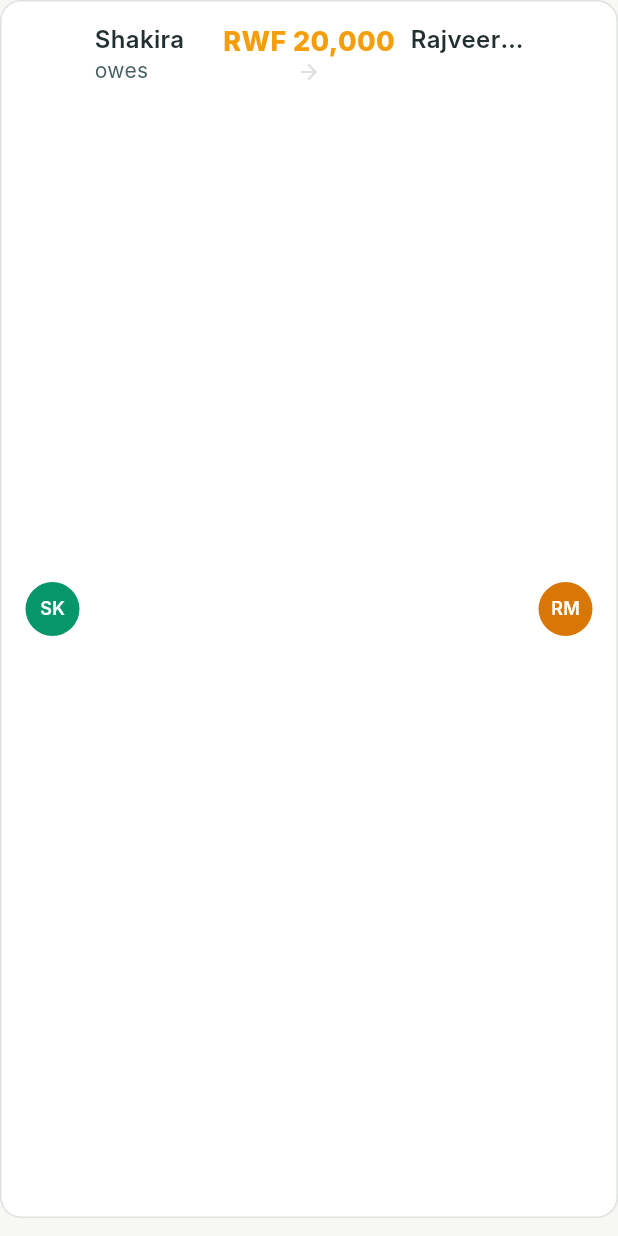
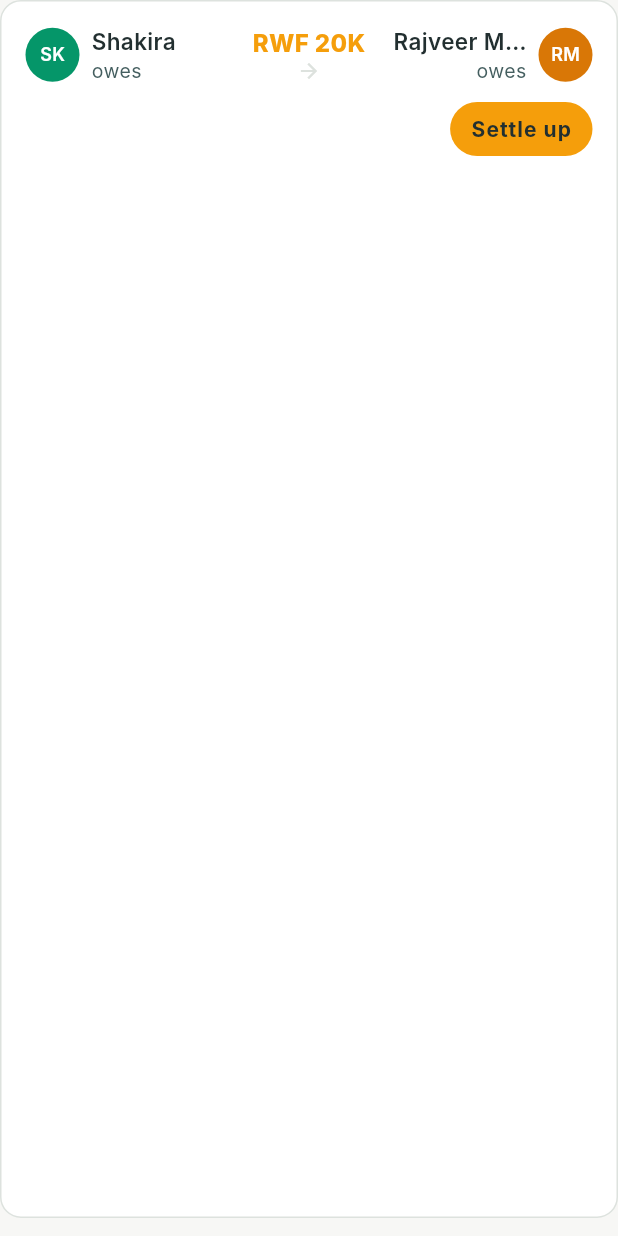
Before and after one commit to SpaceMan619/hamwetrip, a Flutter app: the SettlementCard widget shown alone on an empty page, opened directly with sample values from the repository, on a phone screen of 412 x 824 dp. Run offline on Flutter 3.47's test engine with Material 3 defaults, Android fonts, the phone set to English and light mode, and no system bars; our stand-ins replace cloud_firestore, firebase_auth, firebase_core, flutter_riverpod; accounts and stored records are empty; Roboto replaces fonts that are missing (Inter).

Commit message:
fix: compact rounded RWF amounts and settlement actions

```diff
--- a/hamwetrip/lib/core/util/currency_format.dart
+++ b/hamwetrip/lib/core/util/currency_format.dart
@@ -3,3 +3,13 @@ import 'package:intl/intl.dart';
 final NumberFormat _rwfFormatter = NumberFormat('#,##0', 'en_US');
 
 String formatRwf(num amount) => 'RWF ${_rwfFormatter.format(amount.round())}';
+
+/// Uses the compact K form only for exact thousands; irregular values retain
+/// their full comma-separated amount so nobody loses precision.
+String formatRwfCompact(num amount) {
+  final rounded = amount.round();
+  if (rounded >= 1000 && rounded % 1000 == 0) {
+    return 'RWF ${rounded ~/ 1000}K';
+  }
+  return formatRwf(rounded);
+}
--- a/hamwetrip/lib/core/widgets/shakira_widgets/expense_card.dart
+++ b/hamwetrip/lib/core/widgets/shakira_widgets/expense_card.dart
@@ -98,7 +98,7 @@ class ExpenseCard extends StatelessWidget {
                         crossAxisAlignment: CrossAxisAlignment.end,
                         children: [
                           Text(
-                            formatRwf(expense.amount),
+                            formatRwfCompact(expense.amount),
                             maxLines: 1,
                             overflow: TextOverflow.ellipsis,
                             style: const TextStyle(
@@ -112,7 +112,7 @@ class ExpenseCard extends StatelessWidget {
                             children: [
                               Flexible(
                                 child: Text(
-                                  '${formatRwf(expense.splitAmount)} each',
+                                  '${formatRwfCompact(expense.splitAmount)} each',
                                   maxLines: 1,
                                   overflow: TextOverflow.ellipsis,
                                   style: const TextStyle(
--- a/hamwetrip/lib/core/widgets/shakira_widgets/settlement_card.dart
+++ b/hamwetrip/lib/core/widgets/shakira_widgets/settlement_card.dart
@@ -1,74 +1,44 @@
 import 'package:flutter/material.dart';
+
 import '../../../../../core/theme/app_colors.dart';
+import '../../../../../core/util/currency_format.dart';
 import '../../../../../data/models/expense.dart';
-import '../../../../../core/util/currency_format.dart';
 
 class SettlementCard extends StatelessWidget {
   final Balance balance;
   final VoidCallback? onSettleUp;
+
   const SettlementCard({super.key, required this.balance, this.onSettleUp});
 
   @override
   Widget build(BuildContext context) {
     return Container(
       margin: const EdgeInsets.only(bottom: 12),
-      padding: const EdgeInsets.symmetric(horizontal: 16, vertical: 14),
+      padding: const EdgeInsets.all(16),
       decoration: BoxDecoration(
         color: Colors.white,
         borderRadius: BorderRadius.circular(14),
         border: Border.all(color: AppColors.line),
       ),
-      child: Row(
+      child: Column(
         children: [
-          Expanded(
-            child: Row(
+          Row(
             children: [
-                CircleAvatar(
-                  radius: 18,
-                  backgroundColor: const Color(0xFF059669),
-                  child: Text(
-                    balance.fromInitials,
-                    style: const TextStyle(
-                      color: Colors.white,
-                      fontWeight: FontWeight.w600,
-                      fontSize: 12,
-                    ),
-                  ),
-                ),
-                const SizedBox(width: 10),
-                Expanded(
-                  child: Column(
-                    crossAxisAlignment: CrossAxisAlignment.start,
-                    children: [
-                      Text(
-                        balance.fromName,
-                        style: const TextStyle(
-                          fontSize: 16,
-                          fontWeight: FontWeight.w600,
-                          color: AppColors.ink,
-                        ),
-                        overflow: TextOverflow.ellipsis,
-                      ),
-                      const Text(
-                        'owes',
-                        style: TextStyle(color: AppColors.muted, fontSize: 14),
-                      ),
-                    ],
-                  ),
-                ),
-              ],
-            ),
+              _Person(
+                initials: balance.fromInitials,
+                name: balance.fromName,
+                color: const Color(0xFF059669),
               ),
               Padding(
-            padding: const EdgeInsets.symmetric(horizontal: 8),
+                padding: const EdgeInsets.symmetric(horizontal: 10),
                 child: Column(
                   children: [
                     Text(
-                  formatRwf(balance.amount),
+                      formatRwfCompact(balance.amount),
                       maxLines: 1,
                       overflow: TextOverflow.ellipsis,
                       style: const TextStyle(
-                    fontSize: 18,
+                        fontSize: 16,
                         fontWeight: FontWeight.w800,
                         color: AppColors.sunset,
                       ),
@@ -81,42 +51,28 @@ class SettlementCard extends StatelessWidget {
                   ],
                 ),
               ),
-          Expanded(
-            child: Row(
-              mainAxisAlignment: MainAxisAlignment.end,
-              children: [
-                Expanded(
-                  child: Column(
-                    crossAxisAlignment: CrossAxisAlignment.end,
-                    children: [
-                      Text(
-                        balance.toName,
-                        textAlign: TextAlign.right,
-                        style: const TextStyle(
-                          fontSize: 16,
-                          fontWeight: FontWeight.w600,
-                          color: AppColors.ink,
+              _Person(
+                initials: balance.toInitials,
+                name: balance.toName,
+                color: const Color(0xFFD97706),
+                alignEnd: true,
               ),
-                        overflow: TextOverflow.ellipsis,
-                      ),
-                      const SizedBox(height: 2),
             ],
           ),
+          const SizedBox(height: 12),
+          Align(
+            alignment: Alignment.centerRight,
+            child: FilledButton.tonal(
+              onPressed: onSettleUp,
+              style: FilledButton.styleFrom(
+                padding: const EdgeInsets.symmetric(
+                  horizontal: 14,
+                  vertical: 8,
                 ),
-                const SizedBox(width: 10),
-                CircleAvatar(
-                  radius: 18,
-                  backgroundColor: const Color(0xFFD97706),
-                  child: Text(
-                    balance.toInitials,
-                    style: const TextStyle(
-                      color: Colors.white,
-                      fontWeight: FontWeight.w600,
-                      fontSize: 12,
+                minimumSize: Size.zero,
+                tapTargetSize: MaterialTapTargetSize.shrinkWrap,
               ),
-                  ),
-                ),
-              ],
+              child: const Text('Settle up'),
             ),
           ),
         ],
@@ -124,3 +80,71 @@ class SettlementCard extends StatelessWidget {
     );
   }
 }
+
+class _Person extends StatelessWidget {
+  const _Person({
+    required this.initials,
+    required this.name,
+    required this.color,
+    this.alignEnd = false,
+  });
+
+  final String initials;
+  final String name;
+  final Color color;
+  final bool alignEnd;
+
+  @override
+  Widget build(BuildContext context) {
+    return Expanded(
+      child: Row(
+        mainAxisAlignment: alignEnd
+            ? MainAxisAlignment.end
+            : MainAxisAlignment.start,
+        children: [
+          if (!alignEnd) _avatar(),
+          if (!alignEnd) const SizedBox(width: 8),
+          Flexible(
+            child: Column(
+              crossAxisAlignment: alignEnd
+                  ? CrossAxisAlignment.end
+                  : CrossAxisAlignment.start,
+              children: [
+                Text(
+                  name,
+                  textAlign: alignEnd ? TextAlign.right : TextAlign.left,
+                  maxLines: 1,
+                  overflow: TextOverflow.ellipsis,
+                  style: const TextStyle(
+                    fontSize: 15,
+                    fontWeight: FontWeight.w600,
+                    color: AppColors.ink,
+                  ),
+                ),
+                const Text(
+                  'owes',
+                  style: TextStyle(color: AppColors.muted, fontSize: 13),
+                ),
+              ],
+            ),
+          ),
+          if (alignEnd) const SizedBox(width: 8),
+          if (alignEnd) _avatar(),
+        ],
+      ),
+    );
+  }
+
+  Widget _avatar() => CircleAvatar(
+    radius: 18,
+    backgroundColor: color,
+    child: Text(
+      initials,
+      style: const TextStyle(
+        color: Colors.white,
+        fontWeight: FontWeight.w600,
+        fontSize: 12,
+      ),
+    ),
+  );
+}
--- a/hamwetrip/lib/features/shakira/presentation/expense_splitting_screen.dart
+++ b/hamwetrip/lib/features/shakira/presentation/expense_splitting_screen.dart
@@ -76,21 +76,21 @@ class ExpenseSplittingScreen extends StatelessWidget {
                 children: [
                   _SummaryBox(
                     title: 'Total Spent',
-                    value: formatRwf(totalSpent),
+                    value: formatRwfCompact(totalSpent),
                     color: AppColors.sand,
                     textColor: AppColors.ink,
                   ),
                   const SizedBox(width: 12),
                   _SummaryBox(
                     title: 'You Owe',
-                    value: formatRwf(youOwe),
+                    value: formatRwfCompact(youOwe),
                     color: AppColors.paleSunset,
                     textColor: AppColors.sunset,
                   ),
                   const SizedBox(width: 12),
                   _SummaryBox(
                     title: 'You Are Owed',
-                    value: formatRwf(youAreOwed),
+                    value: formatRwfCompact(youAreOwed),
                     color: AppColors.paleMint,
                     textColor: AppColors.forest,
                   ),
@@ -115,7 +115,7 @@ class ExpenseSplittingScreen extends StatelessWidget {
         ),
         bottomNavigationBar: bottomNavigation,
         floatingActionButton: FloatingActionButton.extended(
-          onPressed: onAddExpense,
+          onPressed: () => DefaultTabController.of(context).animateTo(1),
           backgroundColor: AppColors.forest,
           icon: const Icon(Icons.add, color: Colors.white),
           label: const Text(
@@ -510,8 +510,7 @@ class _AddExpenseTabState extends State<_AddExpenseTab> {
             width: double.infinity,
             child: FilledButton(
               onPressed: () {
-                debugPrint('Expense Submitted');
-                widget.onSubmit;
+                widget.onSubmit();
               },
               style: FilledButton.styleFrom(
                 backgroundColor: AppColors.forest,
```
Lines whose indentation alone changed are shown as unchanged.
